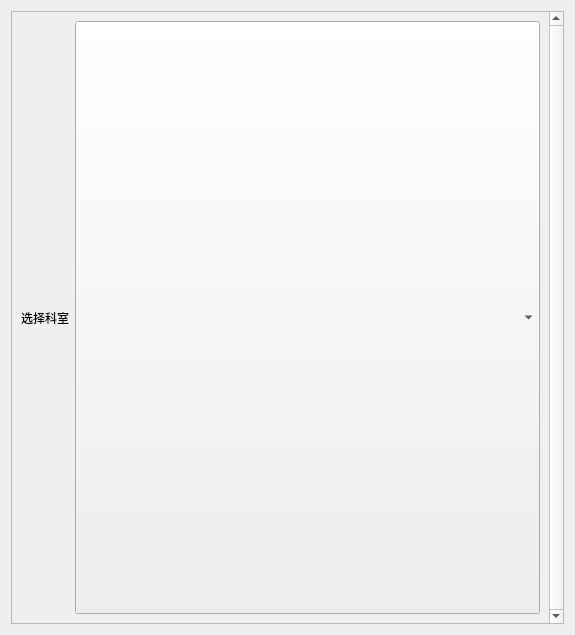
The window that code/patientregisterwidget.ui (laonuo2004/cpp-qt-medical-system) describes before a commit, drawn with Qt 5.
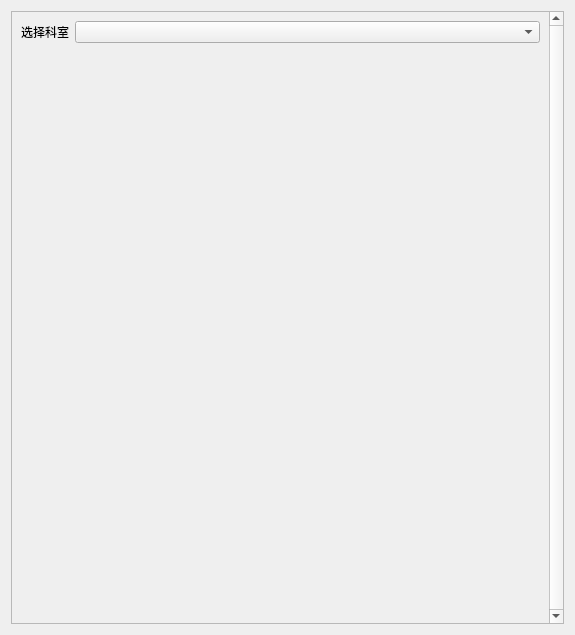
The same window after the commit.

```diff
--- a/code/patientregisterwidget.ui
+++ b/code/patientregisterwidget.ui
@@ -81,6 +81,19 @@
          </property>
         </layout>
        </item>
+       <item>
+        <spacer name="verticalSpacer">
+         <property name="orientation">
+          <enum>Qt::Vertical</enum>
+         </property>
+         <property name="sizeHint" stdset="0">
+          <size>
+           <width>20</width>
+           <height>40</height>
+          </size>
+         </property>
+        </spacer>
+       </item>
       </layout>
      </widget>
     </widget>
```
